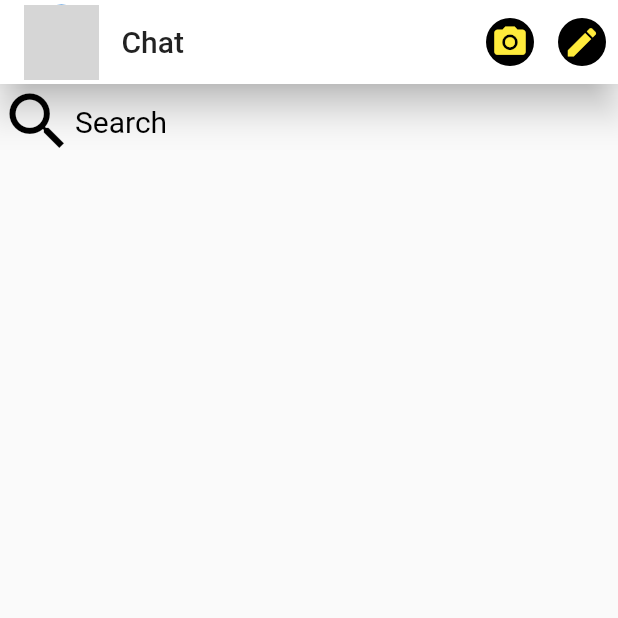
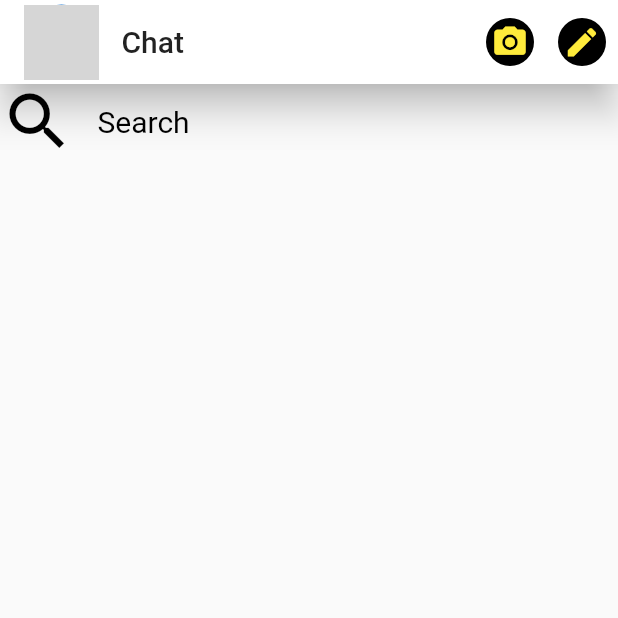
Before and after one commit to Devsaci/messengerdesignmnsour, a Flutter app: the screen it shows after launch, on a phone screen of 412 x 824 dp, the top half of it. Run offline on Flutter 3.47's test engine with Material 2 defaults, Android fonts, the phone set to English and light mode, and no system bars; network calls fail; grey boxes are pictures that could not be loaded.

Commit message:
SizedBox

```diff
--- a/lib/messager_screen.dart
+++ b/lib/messager_screen.dart
@@ -59,6 +59,7 @@ class MessengerScreen extends StatelessWidget {
                   color: Colors.black,
                   size: 50.0,
                 ),
+                SizedBox(width: 15,),
                 Text("Search", style: TextStyle(fontSize: 20,color: Colors.black),),
               ],
             ),
```
